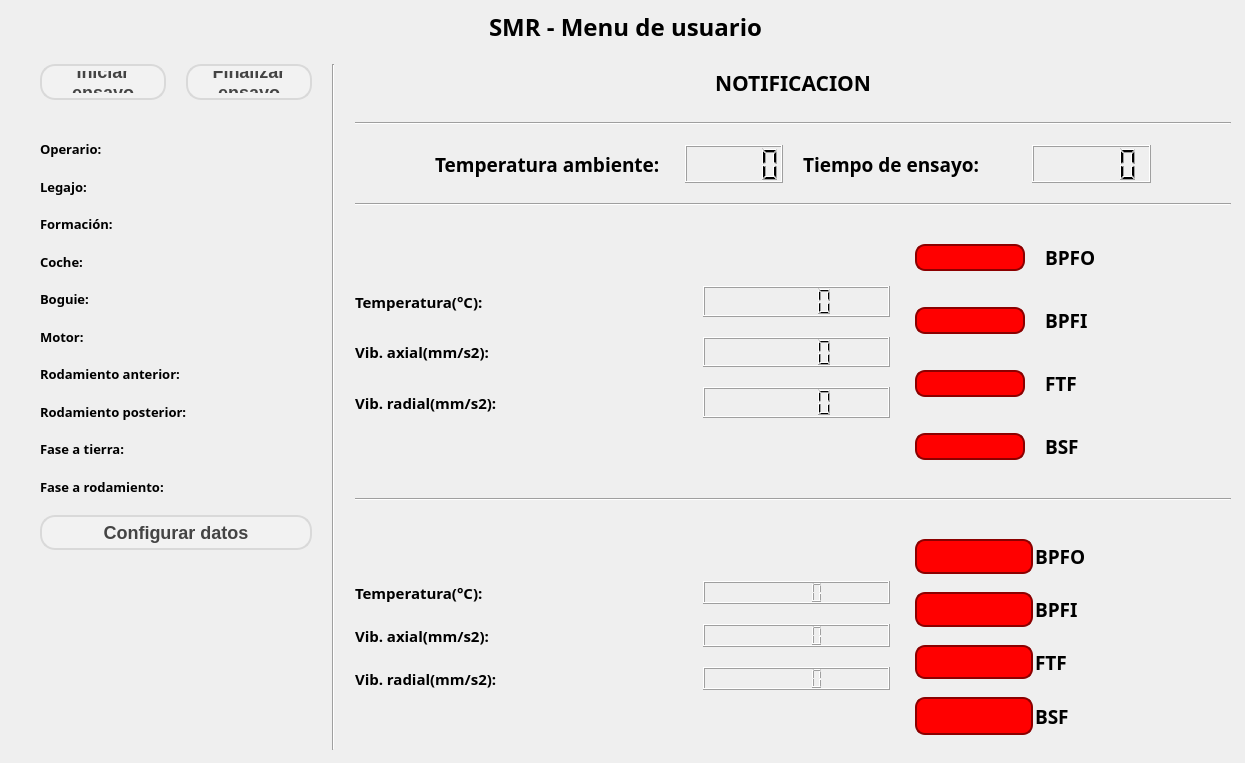
The window that app_smr/Qt/win_user.ui (nvargas24/Sistema_medicion_de_rodamientos-SMR) describes before a commit, drawn with Qt 5.
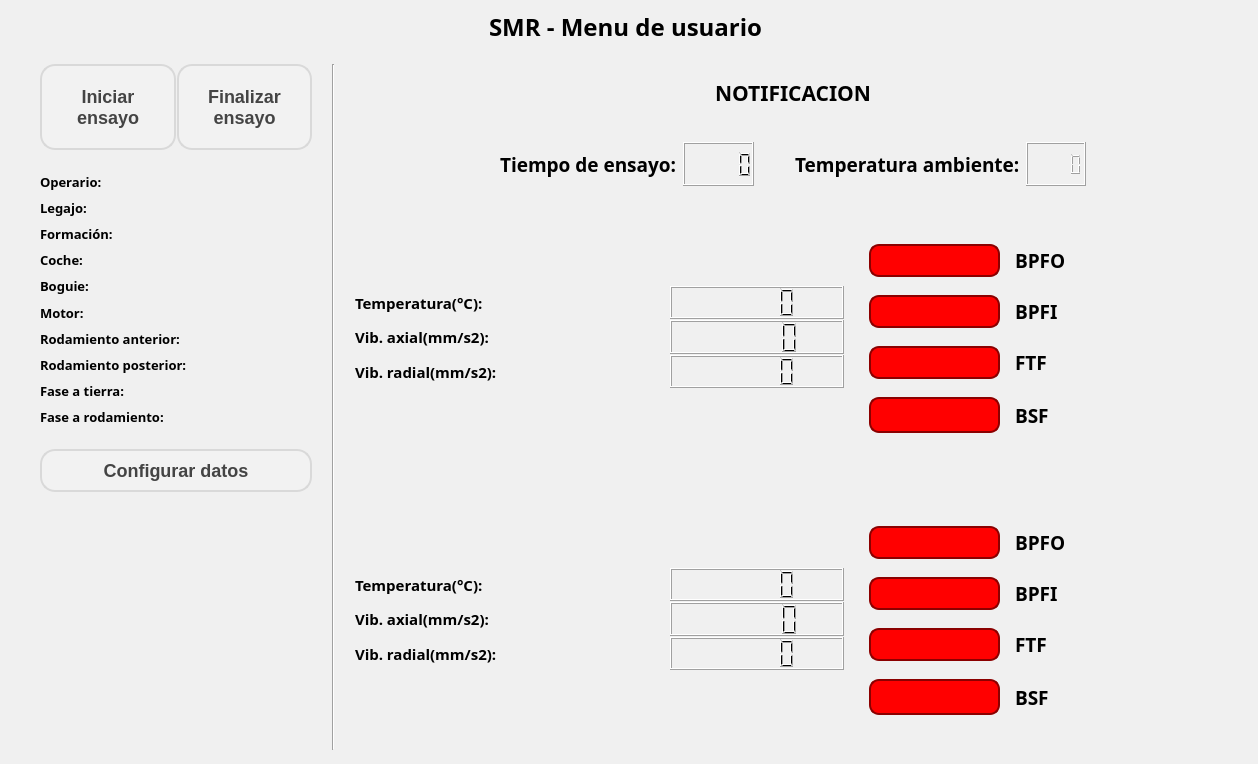
The same window after the commit.

Commit message: mejoro vista de ui user

Diff of the .ui file:
```diff
--- a/app_smr/Qt/win_user.ui
+++ b/app_smr/Qt/win_user.ui
@@ -6,8 +6,8 @@
    <rect>
     <x>0</x>
     <y>0</y>
-    <width>1245</width>
-    <height>763</height>
+    <width>1258</width>
+    <height>764</height>
    </rect>
   </property>
   <property name="sizePolicy">
@@ -24,6 +24,9 @@
   <property name="windowTitle">
    <string>MainWindow</string>
   </property>
+  <property name="styleSheet">
+   <string notr="true">background-color: rgb(240, 240, 240);</string>
+  </property>
   <widget class="QWidget" name="centralwidget">
    <widget class="QWidget" name="verticalLayoutWidget_3">
     <property name="geometry">
@@ -59,17 +62,17 @@
      <item>
       <layout class="QHBoxLayout" name="horizontalLayout_11" stretch="1,0,3">
        <item>
-        <layout class="QVBoxLayout" name="verticalLayout_7" stretch="4,2,2,2,2,2,0">
+        <layout class="QVBoxLayout" name="verticalLayout_7" stretch="2,6,1,6">
          <property name="leftMargin">
           <number>20</number>
          </property>
          <property name="bottomMargin">
-          <number>200</number>
+          <number>0</number>
          </property>
          <item>
-          <layout class="QHBoxLayout" name="horizontalLayout_12">
-           <property name="bottomMargin">
-            <number>20</number>
+          <layout class="QHBoxLayout" name="horizontalLayout_13">
+           <property name="spacing">
+            <number>1</number>
            </property>
            <item>
             <widget class="QPushButton" name="btn_iniciar">
@@ -79,13 +82,6 @@
                <verstretch>0</verstretch>
               </sizepolicy>
              </property>
-             <property name="font">
-              <font>
-               <pointsize>-1</pointsize>
-               <weight>75</weight>
-               <bold>true</bold>
-              </font>
-             </property>
              <property name="focusPolicy">
               <enum>Qt::NoFocus</enum>
              </property>
@@ -127,13 +123,6 @@
                <verstretch>0</verstretch>
               </sizepolicy>
              </property>
-             <property name="font">
-              <font>
-               <pointsize>-1</pointsize>
-               <weight>75</weight>
-               <bold>true</bold>
-              </font>
-             </property>
              <property name="focusPolicy">
               <enum>Qt::NoFocus</enum>
              </property>
@@ -171,6 +160,9 @@
          </item>
          <item>
           <layout class="QVBoxLayout" name="verticalLayout_2">
+           <property name="spacing">
+            <number>2</number>
+           </property>
            <item>
             <layout class="QHBoxLayout" name="horizontalLayout" stretch="1,2">
              <item>
@@ -239,10 +231,6 @@
              </item>
             </layout>
            </item>
-          </layout>
-         </item>
-         <item>
-          <layout class="QVBoxLayout" name="verticalLayout_3">
            <item>
             <layout class="QHBoxLayout" name="horizontalLayout_3" stretch="1,2">
              <item>
@@ -311,10 +299,6 @@
              </item>
             </layout>
            </item>
-          </layout>
-         </item>
-         <item>
-          <layout class="QVBoxLayout" name="verticalLayout_4">
            <item>
             <layout class="QHBoxLayout" name="horizontalLayout_5" stretch="1,2">
              <item>
@@ -383,10 +367,6 @@
              </item>
             </layout>
            </item>
-          </layout>
-         </item>
-         <item>
-          <layout class="QVBoxLayout" name="verticalLayout_5">
            <item>
             <layout class="QHBoxLayout" name="horizontalLayout_7" stretch="1,2">
              <item>
@@ -455,10 +435,6 @@
              </item>
             </layout>
            </item>
-          </layout>
-         </item>
-         <item>
-          <layout class="QVBoxLayout" name="verticalLayout_6">
            <item>
             <layout class="QHBoxLayout" name="horizontalLayout_9" stretch="1,2">
              <item>
@@ -576,6 +552,19 @@
            </property>
           </widget>
          </item>
+         <item>
+          <spacer name="verticalSpacer">
+           <property name="orientation">
+            <enum>Qt::Vertical</enum>
+           </property>
+           <property name="sizeHint" stdset="0">
+            <size>
+             <width>20</width>
+             <height>40</height>
+            </size>
+           </property>
+          </spacer>
+         </item>
         </layout>
        </item>
        <item>
@@ -586,7 +575,7 @@
         </widget>
        </item>
        <item>
-        <layout class="QVBoxLayout" name="verticalLayout" stretch="4,1,4,1,18,1,18">
+        <layout class="QVBoxLayout" name="verticalLayout" stretch="4,3,18,18">
          <item>
           <widget class="QLabel" name="label_notificacion">
            <property name="font">
@@ -606,51 +595,34 @@
           </widget>
          </item>
          <item>
-          <widget class="Line" name="line">
-           <property name="orientation">
-            <enum>Qt::Horizontal</enum>
+          <layout class="QHBoxLayout" name="horizontalLayout_14" stretch="4,7,0,8,4">
+           <property name="spacing">
+            <number>1</number>
            </property>
-          </widget>
-         </item>
-         <item>
-          <layout class="QHBoxLayout" name="horizontalLayout_14" stretch="8,8">
            <property name="leftMargin">
-            <number>80</number>
+            <number>0</number>
            </property>
            <property name="rightMargin">
-            <number>80</number>
+            <number>0</number>
            </property>
            <item>
-            <layout class="QHBoxLayout" name="horizontalLayout_16" stretch="7,4">
-             <item>
-              <widget class="QLabel" name="label_23">
-               <property name="font">
-                <font>
-                 <family>Segoe UI Semibold</family>
-                 <pointsize>14</pointsize>
-                 <weight>75</weight>
-                 <bold>true</bold>
-                </font>
-               </property>
-               <property name="text">
-                <string>Temperatura ambiente: </string>
-               </property>
-              </widget>
-             </item>
-             <item>
-              <widget class="QLCDNumber" name="lcd_temp_amb">
-               <property name="sizePolicy">
-                <sizepolicy hsizetype="Expanding" vsizetype="Expanding">
-                 <horstretch>0</horstretch>
-                 <verstretch>0</verstretch>
-                </sizepolicy>
-               </property>
-              </widget>
-             </item>
-            </layout>
+            <spacer name="horizontalSpacer_2">
+             <property name="orientation">
+              <enum>Qt::Horizontal</enum>
+             </property>
+             <property name="sizeHint" stdset="0">
+              <size>
+               <width>40</width>
+               <height>20</height>
+              </size>
+             </property>
+            </spacer>
            </item>
            <item>
             <layout class="QHBoxLayout" name="horizontalLayout_15" stretch="7,4">
+             <property name="spacing">
+              <number>1</number>
+             </property>
              <item>
               <widget class="QLabel" name="label_24">
                <property name="font">
@@ -678,30 +650,84 @@
              </item>
             </layout>
            </item>
+           <item>
+            <spacer name="horizontalSpacer_3">
+             <property name="orientation">
+              <enum>Qt::Horizontal</enum>
+             </property>
+             <property name="sizeHint" stdset="0">
+              <size>
+               <width>40</width>
+               <height>20</height>
+              </size>
+             </property>
+            </spacer>
+           </item>
+           <item>
+            <layout class="QHBoxLayout" name="horizontalLayout_16" stretch="7,4">
+             <property name="spacing">
+              <number>1</number>
+             </property>
+             <item>
+              <widget class="QLabel" name="label_23">
+               <property name="font">
+                <font>
+                 <family>Segoe UI Semibold</family>
+                 <pointsize>14</pointsize>
+                 <weight>75</weight>
+                 <bold>true</bold>
+                </font>
+               </property>
+               <property name="text">
+                <string>Temperatura ambiente: </string>
+               </property>
+              </widget>
+             </item>
+             <item>
+              <widget class="QLCDNumber" name="lcd_temp_amb">
+               <property name="sizePolicy">
+                <sizepolicy hsizetype="Expanding" vsizetype="Expanding">
+                 <horstretch>0</horstretch>
+                 <verstretch>0</verstretch>
+                </sizepolicy>
+               </property>
+              </widget>
+             </item>
+            </layout>
+           </item>
+           <item>
+            <spacer name="horizontalSpacer">
+             <property name="orientation">
+              <enum>Qt::Horizontal</enum>
+             </property>
+             <property name="sizeHint" stdset="0">
+              <size>
+               <width>40</width>
+               <height>20</height>
+              </size>
+             </property>
+            </spacer>
+           </item>
           </layout>
          </item>
          <item>
-          <widget class="Line" name="line_2">
-           <property name="orientation">
-            <enum>Qt::Horizontal</enum>
-           </property>
-          </widget>
-         </item>
-         <item>
-          <layout class="QHBoxLayout" name="horizontalLayout_73" stretch="5,9,3">
+          <layout class="QHBoxLayout" name="horizontalLayout_73" stretch="4,9,3">
            <property name="bottomMargin">
             <number>0</number>
            </property>
            <item>
             <layout class="QVBoxLayout" name="verticalLayout_8" stretch="2,2,2">
+             <property name="spacing">
+              <number>1</number>
+             </property>
              <property name="topMargin">
-              <number>60</number>
+              <number>80</number>
              </property>
              <property name="bottomMargin">
-              <number>60</number>
+              <number>80</number>
              </property>
              <item>
-              <layout class="QHBoxLayout" name="horizontalLayout_17" stretch="7,4">
+              <layout class="QHBoxLayout" name="horizontalLayout_17" stretch="9,5">
                <item>
                 <widget class="QLabel" name="label_26">
                  <property name="font">
@@ -723,7 +749,7 @@
               </layout>
              </item>
              <item>
-              <layout class="QHBoxLayout" name="horizontalLayout_18" stretch="7,4">
+              <layout class="QHBoxLayout" name="horizontalLayout_18" stretch="9,5">
                <item>
                 <widget class="QLabel" name="label_27">
                  <property name="font">
@@ -745,7 +771,7 @@
               </layout>
              </item>
              <item>
-              <layout class="QHBoxLayout" name="horizontalLayout_19" stretch="7,4">
+              <layout class="QHBoxLayout" name="horizontalLayout_19" stretch="9,5">
                <item>
                 <widget class="QLabel" name="label_28">
                  <property name="font">
@@ -772,18 +798,24 @@
             <layout class="QHBoxLayout" name="fft_ant"/>
            </item>
            <item>
-            <layout class="QVBoxLayout" name="verticalLayout_17">
+            <layout class="QVBoxLayout" name="verticalLayout_20" stretch="1,1,1,1">
+             <property name="spacing">
+              <number>2</number>
+             </property>
              <property name="topMargin">
-              <number>10</number>
+              <number>30</number>
              </property>
              <property name="rightMargin">
               <number>20</number>
              </property>
              <property name="bottomMargin">
-              <number>10</number>
+              <number>30</number>
              </property>
              <item>
-              <layout class="QHBoxLayout" name="horizontalLayout_69" stretch="2,3">
+              <layout class="QHBoxLayout" name="horizontalLayout_83" stretch="2,3">
+               <property name="spacing">
+                <number>15</number>
+               </property>
                <property name="leftMargin">
                 <number>5</number>
                </property>
@@ -825,7 +857,10 @@
               </layout>
              </item>
              <item>
-              <layout class="QHBoxLayout" name="horizontalLayout_70" stretch="2,3">
+              <layout class="QHBoxLayout" name="horizontalLayout_84" stretch="2,3">
+               <property name="spacing">
+                <number>15</number>
+               </property>
                <property name="leftMargin">
                 <number>5</number>
                </property>
@@ -867,7 +902,10 @@
               </layout>
              </item>
              <item>
-              <layout class="QHBoxLayout" name="horizontalLayout_71" stretch="2,3">
+              <layout class="QHBoxLayout" name="horizontalLayout_85" stretch="2,3">
+               <property name="spacing">
+                <number>15</number>
+               </property>
                <property name="leftMargin">
                 <number>5</number>
                </property>
@@ -909,7 +947,10 @@
               </layout>
              </item>
              <item>
-              <layout class="QHBoxLayout" name="horizontalLayout_72" stretch="2,3">
+              <layout class="QHBoxLayout" name="horizontalLayout_86" stretch="2,3">
+               <property name="spacing">
+                <number>15</number>
+               </property>
                <property name="leftMargin">
                 <number>5</number>
                </property>
@@ -917,7 +958,7 @@
                 <number>8</number>
                </property>
                <property name="bottomMargin">
-                <number>8</number>
+                <number>5</number>
                </property>
                <item>
                 <widget class="QLabel" name="state_bsf_ant">
@@ -955,24 +996,20 @@
           </layout>
          </item>
          <item>
-          <widget class="Line" name="line_7">
-           <property name="orientation">
-            <enum>Qt::Horizontal</enum>
-           </property>
-          </widget>
-         </item>
-         <item>
-          <layout class="QHBoxLayout" name="horizontalLayout_74" stretch="5,9,3">
+          <layout class="QHBoxLayout" name="horizontalLayout_74" stretch="4,9,3">
            <item>
             <layout class="QVBoxLayout" name="verticalLayout_18" stretch="2,2,2">
+             <property name="spacing">
+              <number>1</number>
+             </property>
              <property name="topMargin">
-              <number>60</number>
+              <number>80</number>
              </property>
              <property name="bottomMargin">
-              <number>60</number>
+              <number>80</number>
              </property>
              <item>
-              <layout class="QHBoxLayout" name="horizontalLayout_75" stretch="7,4">
+              <layout class="QHBoxLayout" name="horizontalLayout_75" stretch="9,5">
                <item>
                 <widget class="QLabel" name="label_85">
                  <property name="font">
@@ -994,7 +1031,7 @@
               </layout>
              </item>
              <item>
-              <layout class="QHBoxLayout" name="horizontalLayout_76" stretch="7,4">
+              <layout class="QHBoxLayout" name="horizontalLayout_76" stretch="9,5">
                <item>
                 <widget class="QLabel" name="label_86">
                  <property name="font">
@@ -1016,7 +1053,7 @@
               </layout>
              </item>
              <item>
-              <layout class="QHBoxLayout" name="horizontalLayout_77" stretch="7,4">
+              <layout class="QHBoxLayout" name="horizontalLayout_77" stretch="9,5">
                <item>
                 <widget class="QLabel" name="label_87">
                  <property name="font">
@@ -1043,21 +1080,24 @@
             <layout class="QHBoxLayout" name="fft_pos"/>
            </item>
            <item>
-            <layout class="QVBoxLayout" name="verticalLayout_19">
+            <layout class="QVBoxLayout" name="verticalLayout_19" stretch="1,1,1,1">
              <property name="spacing">
               <number>2</number>
              </property>
              <property name="topMargin">
-              <number>10</number>
+              <number>30</number>
              </property>
              <property name="rightMargin">
               <number>20</number>
              </property>
              <property name="bottomMargin">
-              <number>10</number>
+              <number>30</number>
              </property>
              <item>
               <layout class="QHBoxLayout" name="horizontalLayout_81" stretch="2,3">
+               <property name="spacing">
+                <number>15</number>
+               </property>
                <property name="leftMargin">
                 <number>5</number>
                </property>
@@ -1100,6 +1140,9 @@
              </item>
              <item>
               <layout class="QHBoxLayout" name="horizontalLayout_80" stretch="2,3">
+               <property name="spacing">
+                <number>15</number>
+               </property>
                <property name="leftMargin">
                 <number>5</number>
                </property>
@@ -1142,6 +1185,9 @@
              </item>
              <item>
               <layout class="QHBoxLayout" name="horizontalLayout_79" stretch="2,3">
+               <property name="spacing">
+                <number>15</number>
+               </property>
                <property name="leftMargin">
                 <number>5</number>
                </property>
@@ -1184,6 +1230,9 @@
              </item>
              <item>
               <layout class="QHBoxLayout" name="horizontalLayout_82" stretch="2,3">
+               <property name="spacing">
+                <number>15</number>
+               </property>
                <property name="leftMargin">
                 <number>5</number>
                </property>
```
Left out of the diff: 8 changed lines with no effect on the pictures. The commit also changes 4 other files.
